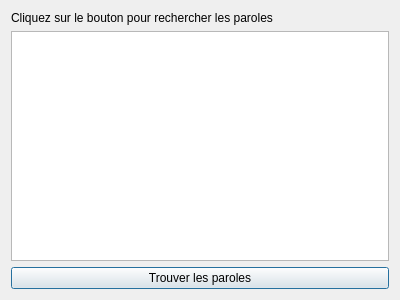
Before: the Qt Designer form mainwindow.ui in Ant-One/SpotifyLyricsGetter, drawn with Qt 5.
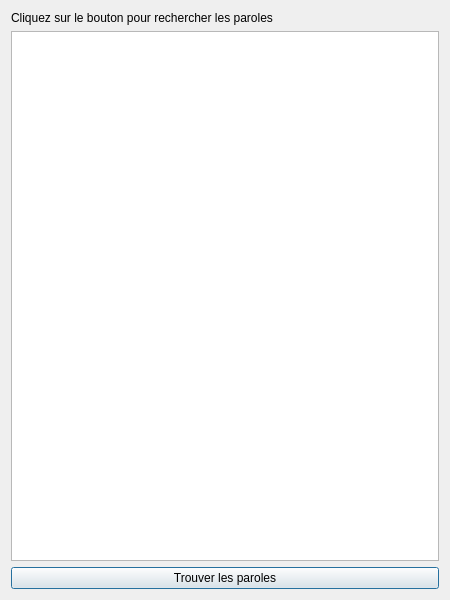
After: the same form once the commit is applied.

Commit message: Changed size of the MainWindow

The edit to the form file:
```diff
--- a/mainwindow.ui
+++ b/mainwindow.ui
@@ -6,8 +6,8 @@
    <rect>
     <x>0</x>
     <y>0</y>
-    <width>400</width>
-    <height>300</height>
+    <width>450</width>
+    <height>600</height>
    </rect>
   </property>
   <property name="windowTitle">
```
